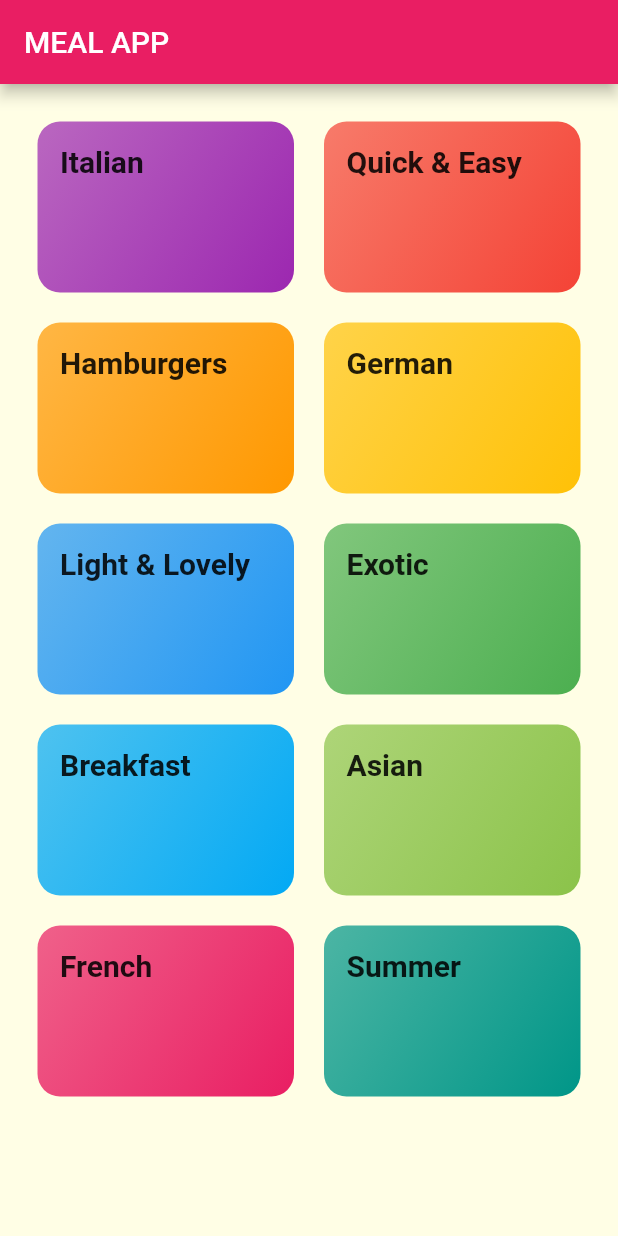
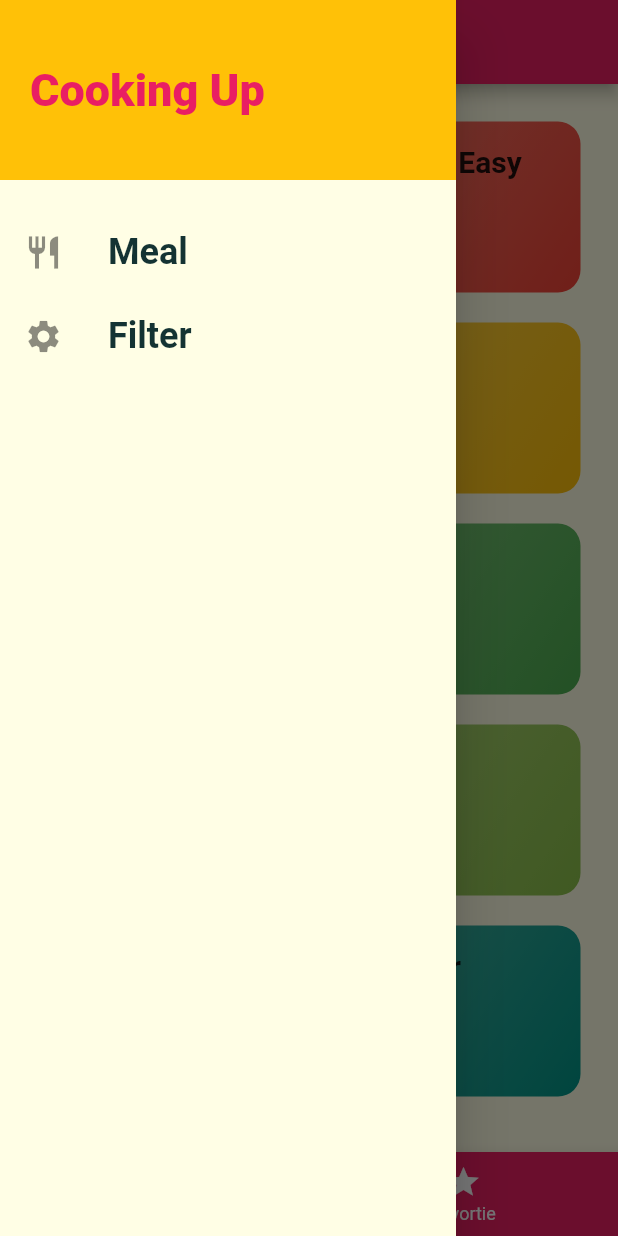
Before and after one commit to mubasshir00/Meal_App, a Flutter app: the screen it shows after launch, with the side drawer open (before the commit the screen has no drawer), on a phone screen of 412 x 824 dp. Run offline on Flutter 3.47's test engine with Material 2 defaults, Android fonts, the phone set to English and light mode, and no system bars; Roboto replaces fonts that are missing (Raleway, RobotoCondensed).

Commit message:
favorite list added

```diff
--- a/lib/category_screen.dart
+++ b/lib/category_screen.dart
@@ -7,7 +7,6 @@ class CategoryScreen extends StatelessWidget {
   @override
   Widget build(BuildContext context) {
     return Scaffold(
-      appBar: AppBar(title: const Text('MEAL APP')),
       body: GridView(
       padding: const EdgeInsets.all(25),
       children:DUMMY_CATEGORIES.map((cat)=>CategoryItem(cat.id, cat.title, cat.color)).toList(),
--- a/lib/main.dart
+++ b/lib/main.dart
@@ -1,14 +1,68 @@
 import 'package:flutter/material.dart';
+import '/dummy_data.dart';
+import '/models/meal.dart';
+import '/filters_screen.dart';
+import '/tabs_screen.dart';
 import '/meal_detail_screen.dart';
 import '/category_meals_screen.dart';
 import '/category_screen.dart';
 
 void main() {
-  runApp(const MyApp());
+  runApp(MyApp());
 }
 
-class MyApp extends StatelessWidget {
-  const MyApp({super.key});
+class MyApp extends StatefulWidget {
+  @override
+  State<MyApp> createState() => _MyAppState();
+}
+
+class _MyAppState extends State<MyApp> {
+  Map<String, bool> _filters = {
+    'gluten': false,
+    'lactose': false,
+    'vegetarian': false
+  };
+
+  List<Meal> _availableMeals = DUMMY_MEALS;
+
+  List<Meal> _favoritesMeals = [];
+
+  void _setFilters(Map<String, bool> filterData) {
+    setState(() {
+      _filters = filterData;
+      _availableMeals = DUMMY_MEALS.where((meal) {
+        if (_filters['gluten']! && !meal.isGlutenFree) {
+          return false;
+        }
+        if (_filters['lactose']! && !meal.isLactoseFree) {
+          return false;
+        }
+        if (_filters['vegetarian']! && !meal.isVegetarian) {
+          return false;
+        }
+        return true;
+      }).toList();
+    });
+  }
+
+  void _toggleFavorite(String mealId) {
+    final existingIndex =
+        _favoritesMeals.indexWhere((element) => element.id == mealId);
+    if (existingIndex >= 0) {
+      setState(() {
+        _favoritesMeals.removeAt(existingIndex);
+      });
+    } else {
+      setState(() {
+        _favoritesMeals
+            .add(DUMMY_MEALS.firstWhere((element) => element.id == mealId));
+      });
+    }
+  }
+
+  bool _isMealFavorite(String id) {
+    return _favoritesMeals.any((element) => element.id == id);
+  }
 
   // This widget is the root of your application.
   @override
@@ -29,9 +83,11 @@ class MyApp extends StatelessWidget {
                   fontWeight: FontWeight.bold))),
       initialRoute: '/',
       routes: {
-        '/': (ctx) => CategoryScreen(),
-        CategoryMealsScreen.routeName: (ctx) => CategoryMealsScreen(),
-        MealDetailScreen.routeName: (ctx) => MealDetailScreen()
+        '/': (ctx) => TabsScreen(_favoritesMeals),
+        CategoryMealsScreen.routeName: (ctx) =>
+            CategoryMealsScreen(_availableMeals),
+        MealDetailScreen.routeName: (ctx) => MealDetailScreen(_toggleFavorite as Function(), _favoritesMeals as Function),
+        FiltersScreen.routeName: (ctx) => FiltersScreen(_filters, _setFilters),
       },
       onGenerateRoute: (settings) {
         print(settings.arguments);
--- /dev/null
+++ b/lib/main_drawer.dart
@@ -0,0 +1,51 @@
+import 'package:flutter/material.dart';
+import 'package:meal_app/filters_screen.dart';
+
+class MainDrawer extends StatelessWidget {
+  Widget buildListTile(String title, IconData icon, Function() tapHandler) {
+    return ListTile(
+      leading: Icon(
+        icon,
+        size: 26,
+      ),
+      title: Text(
+        title,
+        style: TextStyle(fontSize: 24, fontWeight: FontWeight.bold),
+      ),
+      onTap: tapHandler,
+    );
+  }
+
+  @override
+  Widget build(BuildContext context) {
+    return Drawer(
+      child: Column(
+        children: <Widget>[
+          Container(
+            height: 120,
+            width: double.infinity,
+            padding: EdgeInsets.all(20),
+            alignment: Alignment.centerLeft,
+            color: Theme.of(context).accentColor,
+            child: Text(
+              'Cooking Up',
+              style: TextStyle(
+                  fontWeight: FontWeight.w900,
+                  fontSize: 30,
+                  color: Theme.of(context).primaryColor),
+            ),
+          ),
+          SizedBox(
+            height: 20,
+          ),
+          buildListTile('Meal', Icons.restaurant, () {
+            Navigator.of(context).pushReplacementNamed('/');
+          }),
+          buildListTile('Filter', Icons.settings, () {
+            Navigator.of(context).pushReplacementNamed(FiltersScreen.routeName);
+          }),
+        ],
+      ),
+    );
+  }
+}
--- /dev/null
+++ b/lib/tabs_screen.dart
@@ -0,0 +1,99 @@
+import 'package:flutter/material.dart';
+import 'package:meal_app/main_drawer.dart';
+import 'package:meal_app/models/meal.dart';
+import '/favourites_screen.dart';
+import '/category_screen.dart';
+
+class TabsScreen extends StatefulWidget {
+  final List<Meal> favoritesMeals;
+  TabsScreen(this.favoritesMeals);
+
+  @override
+  _TabsScreenState createState() => _TabsScreenState();
+}
+
+class _TabsScreenState extends State<TabsScreen> {
+  late List<Map<String, Object>> _pages;
+
+  int _selectedPageIndex = 0;
+
+  @override
+  void initState() {
+    // TODO: implement initState
+    _pages = [
+      {'page': CategoryScreen(), 'title': 'Categories'},
+      {
+        'page': FavouritesScreen(widget.favoritesMeals),
+        'title': 'Your Favorite'
+      },
+    ];
+
+    super.initState();
+  }
+
+  void _selectPage(int index) {
+    setState(() {
+      _selectedPageIndex = index;
+    });
+  }
+
+  @override
+  Widget build(BuildContext context) {
+    return Scaffold(
+      appBar: AppBar(
+        title: Text(_pages[_selectedPageIndex]['title'] as String),
+      ),
+      drawer: MainDrawer(),
+      body: _pages[_selectedPageIndex]['page'] as Widget,
+      bottomNavigationBar: BottomNavigationBar(
+        onTap: _selectPage,
+        backgroundColor: Theme.of(context).primaryColor,
+        unselectedItemColor: Colors.white,
+        selectedItemColor: Theme.of(context).accentColor,
+        currentIndex: _selectedPageIndex,
+        type: BottomNavigationBarType.fixed,
+        items: [
+          BottomNavigationBarItem(
+              backgroundColor: Theme.of(context).primaryColor,
+              icon: Icon(Icons.category_outlined),
+              label: 'Cateogory'),
+          BottomNavigationBarItem(icon: Icon(Icons.star), label: 'Favortie')
+        ],
+      ),
+    );
+  }
+}
+
+//top tab bar
+// class _TabsScreenState extends State<TabsScreen> {
+//   @override
+//   Widget build(BuildContext context) {
+//     return DefaultTabController(
+//       length: 2,
+//       initialIndex: 0,
+//       child: Scaffold(
+//         appBar: AppBar(
+//           title: Text('Meals'),
+//           bottom: TabBar(
+//             tabs: <Widget>[
+//               Tab(
+//                 icon: Icon(Icons.category),
+//                 text: 'Categories',
+//               ),
+//               Tab(
+//                 icon: Icon(
+//                   Icons.star,
+//                 ),
+//                 text: 'Favorites',
+//               ),
+//             ],
+//           ),
+//         ),
+//         body: TabBarView(children: <Widget>[
+//           CategoryScreen(),
+//           FavouritesScreen()
+//         ],),
+//       ),
+//     );
+//   }
+// }
```
Also changed, not shown: lib/category_meals_screen.dart (+47 -13 lines), lib/favourites_screen.dart (added, +29 -0 lines), lib/filters_screen.dart (added, +93 -0 lines), lib/meal_detail_screen.dart (+76 -2 lines), lib/meal_item.dart (+14 -9 lines), 1 other file.
